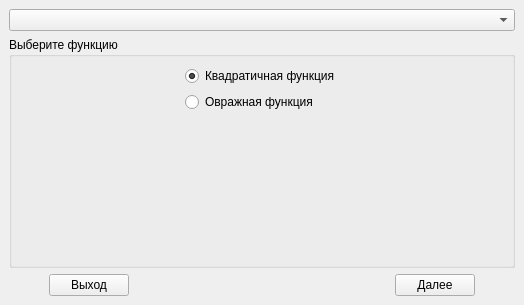
Above: optimizationmethods/ui/mainwindow.ui from Eliminationzx/optimizationmethods before the change. Below: the same form after it.
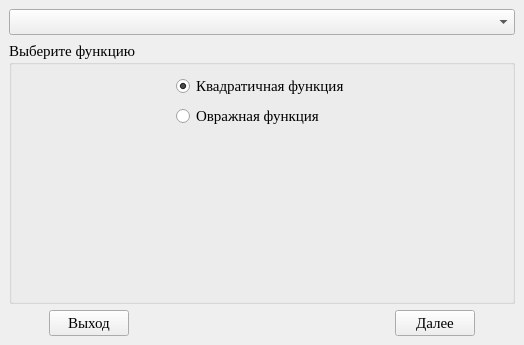
That is the form after the change. Icons and pictures are not drawn.

What changed in the file:
```diff
--- a/optimizationmethods/ui/mainwindow.ui
+++ b/optimizationmethods/ui/mainwindow.ui
@@ -16,6 +16,12 @@
     <height>350</height>
    </size>
   </property>
+  <property name="font">
+   <font>
+    <family>Times New Roman</family>
+    <pointsize>11</pointsize>
+   </font>
+  </property>
   <property name="windowTitle">
    <string>StackedWidget</string>
   </property>
@@ -69,6 +75,9 @@
              <property name="text">
               <string>Овражная функция</string>
              </property>
+             <property name="checkable">
+              <bool>false</bool>
+             </property>
             </widget>
            </item>
           </layout>
```
Left out of the diff: 2 changed lines with no effect on the pictures.
